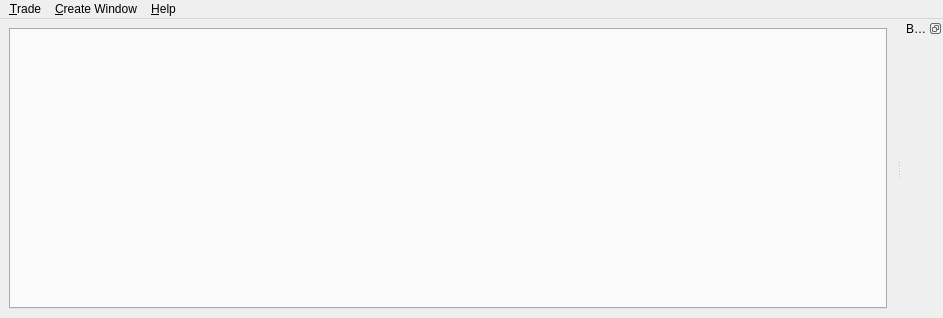
This is sources/FrontEnd/Terminal/MainWindow.ui in alimogh/trdk as Qt 5 draws it before an edit. The edited form follows.
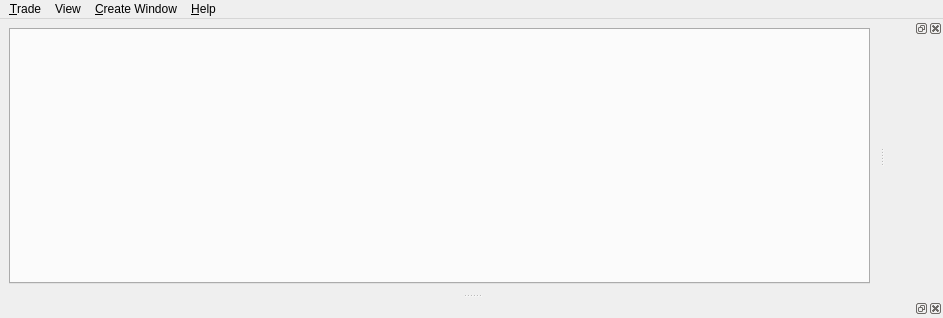
This is the edited form.

What changed in the file:
```diff
--- a/sources/FrontEnd/Terminal/MainWindow.ui
+++ b/sources/FrontEnd/Terminal/MainWindow.ui
@@ -36,7 +36,7 @@
      <x>0</x>
      <y>0</y>
      <width>943</width>
-     <height>26</height>
+     <height>21</height>
     </rect>
    </property>
    <widget class="QMenu" name="menuTrade">
@@ -71,17 +71,19 @@
     <addaction name="separator"/>
     <addaction name="createNewTotalResultsReportWindow"/>
    </widget>
+   <widget class="QMenu" name="menuView">
+    <property name="title">
+     <string>View</string>
+    </property>
+    <addaction name="showBalancesWindow"/>
+    <addaction name="showSecuritiesWindow"/>
+   </widget>
    <addaction name="menuTrade"/>
+   <addaction name="menuView"/>
    <addaction name="menuCreateWindow"/>
    <addaction name="menuHelp"/>
   </widget>
   <widget class="QDockWidget" name="balances">
-   <property name="features">
-    <set>QDockWidget::DockWidgetFloatable|QDockWidget::DockWidgetMovable</set>
-   </property>
-   <property name="windowTitle">
-    <string>Balances</string>
-   </property>
    <attribute name="dockWidgetArea">
     <number>2</number>
    </attribute>
@@ -89,6 +91,12 @@
     <layout class="QHBoxLayout" name="horizontalLayout_2"/>
    </widget>
   </widget>
+  <widget class="QDockWidget" name="securities">
+   <attribute name="dockWidgetArea">
+    <number>8</number>
+   </attribute>
+   <widget class="QWidget" name="dockWidgetContents_2"/>
+  </widget>
   <action name="exit">
    <property name="text">
     <string>E&amp;xit</string>
```
Left out of the diff: 31 changed lines with no effect on the pictures.
